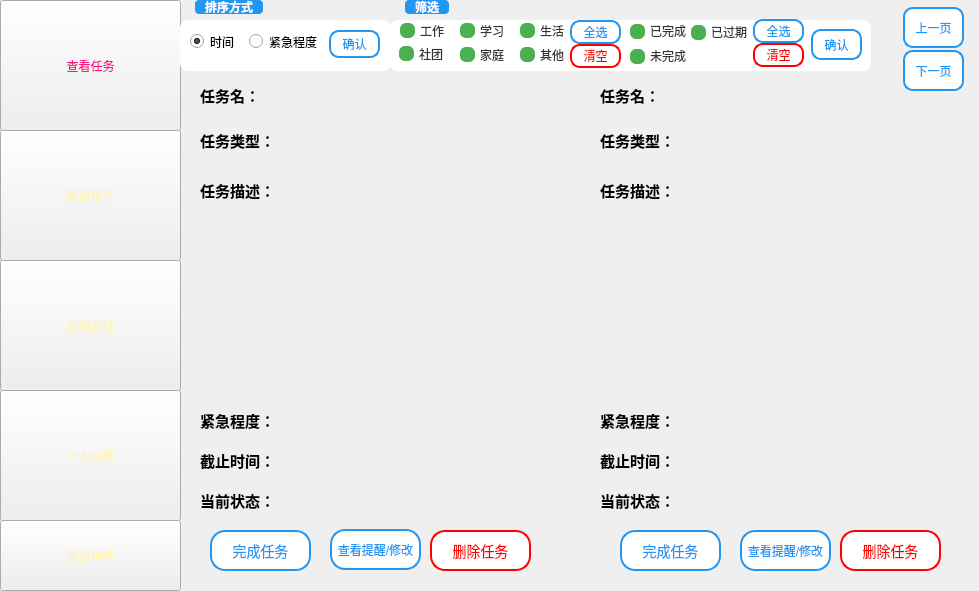
Above: task-mangement/demo_window.ui from WEB-05/Task-management before the change. Below: the same form after it.
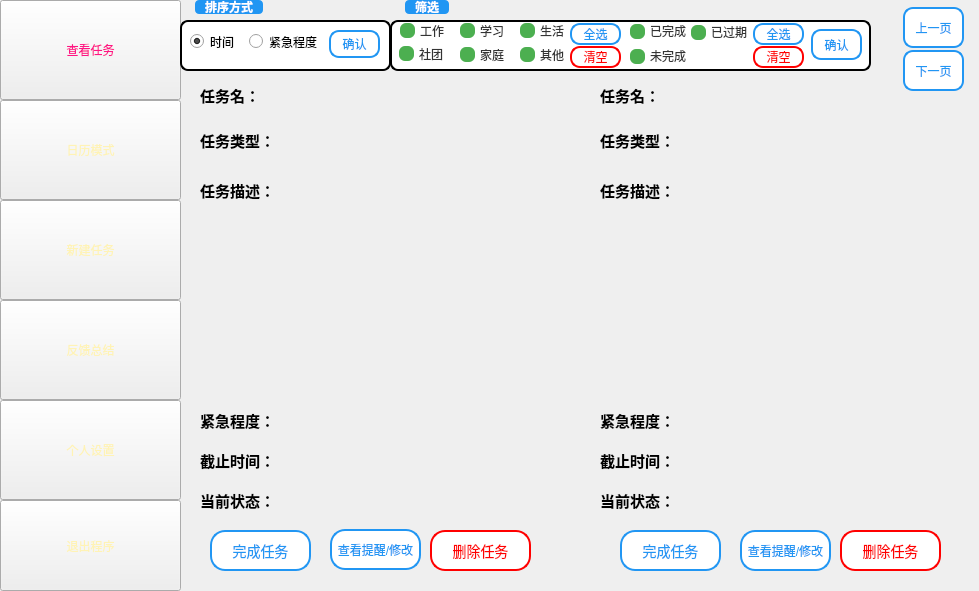
That is the form after the change. Icons and pictures are not drawn.

```diff
--- a/task-mangement/demo_window.ui
+++ b/task-mangement/demo_window.ui
@@ -22,7 +22,7 @@
      <x>0</x>
      <y>0</y>
      <width>181</width>
-     <height>131</height>
+     <height>100</height>
     </rect>
    </property>
    <property name="styleSheet">
@@ -48,9 +48,9 @@
    <property name="geometry">
     <rect>
      <x>0</x>
-     <y>130</y>
+     <y>200</y>
      <width>181</width>
-     <height>131</height>
+     <height>100</height>
     </rect>
    </property>
    <property name="styleSheet">
@@ -75,9 +75,9 @@
    <property name="geometry">
     <rect>
      <x>0</x>
-     <y>260</y>
+     <y>300</y>
      <width>181</width>
-     <height>131</height>
+     <height>100</height>
     </rect>
    </property>
    <property name="styleSheet">
@@ -102,9 +102,9 @@
    <property name="geometry">
     <rect>
      <x>0</x>
-     <y>390</y>
+     <y>400</y>
      <width>181</width>
-     <height>131</height>
+     <height>100</height>
     </rect>
    </property>
    <property name="styleSheet">
@@ -129,9 +129,9 @@
    <property name="geometry">
     <rect>
      <x>0</x>
-     <y>520</y>
+     <y>500</y>
      <width>181</width>
-     <height>71</height>
+     <height>91</height>
     </rect>
    </property>
    <property name="styleSheet">
@@ -163,7 +163,7 @@
    </property>
    <property name="styleSheet">
     <string notr="true">QGroupBox {
-        border: none;
+        border: 2px solid rgb(0,0,0);
         border-radius: 8px;
         margin-top: 20px;
         padding-top: 25px;
@@ -879,7 +879,7 @@
    </property>
    <property name="styleSheet">
     <string notr="true">QGroupBox {
-        border: none;
+        border: 2px  solid rgb(0, 0, 0);
         border-radius: 8px;
         margin-top: 20px;
         padding-top: 25px;
@@ -1015,9 +1015,9 @@
     <property name="geometry">
      <rect>
       <x>180</x>
-      <y>44</y>
+      <y>46</y>
       <width>51</width>
-      <height>24</height>
+      <height>22</height>
      </rect>
     </property>
     <property name="styleSheet">
@@ -1052,9 +1052,9 @@
     <property name="geometry">
      <rect>
       <x>180</x>
-      <y>20</y>
+      <y>23</y>
       <width>51</width>
-      <height>24</height>
+      <height>22</height>
      </rect>
     </property>
     <property name="styleSheet">
@@ -1137,9 +1137,9 @@
     <property name="geometry">
      <rect>
       <x>363</x>
-      <y>19</y>
+      <y>23</y>
       <width>51</width>
-      <height>24</height>
+      <height>22</height>
      </rect>
     </property>
     <property name="styleSheet">
@@ -1174,9 +1174,9 @@
     <property name="geometry">
      <rect>
       <x>363</x>
-      <y>43</y>
+      <y>46</y>
       <width>51</width>
-      <height>24</height>
+      <height>22</height>
      </rect>
     </property>
     <property name="styleSheet">
@@ -1347,6 +1347,33 @@
     <string>查看提醒/修改</string>
    </property>
   </widget>
+  <widget class="QPushButton" name="pushButton_8">
+   <property name="geometry">
+    <rect>
+     <x>0</x>
+     <y>100</y>
+     <width>181</width>
+     <height>100</height>
+    </rect>
+   </property>
+   <property name="styleSheet">
+    <string notr="true">QPushButton 
+{ border-image: url(:/images/button.png) 0 0 0 0 stretch stretch;
+
+color:rgb(255, 243, 181);
+font: 25pt &quot;FZYaoTi&quot;;
+}
+    QPushButton:hover {
+        color: black;
+    }
+    QPushButton:pressed {
+        color: rgb(255, 19, 133);
+    }</string>
+   </property>
+   <property name="text">
+    <string>日历模式</string>
+   </property>
+  </widget>
  </widget>
  <resources/>
  <connections/>
```
